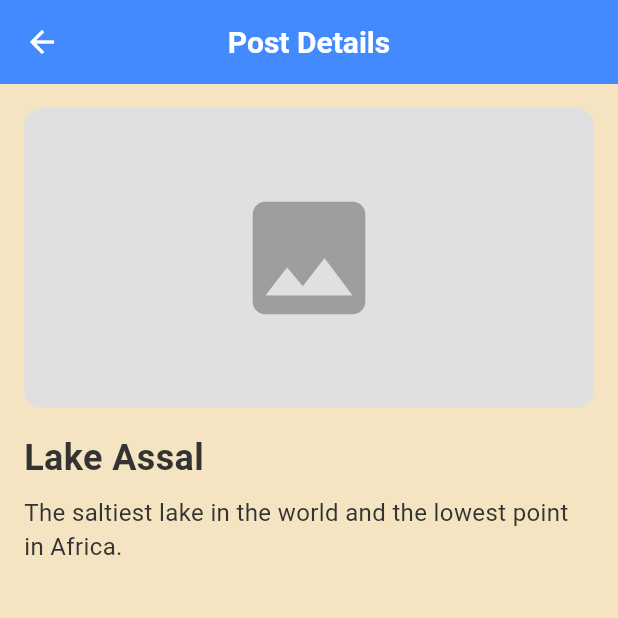
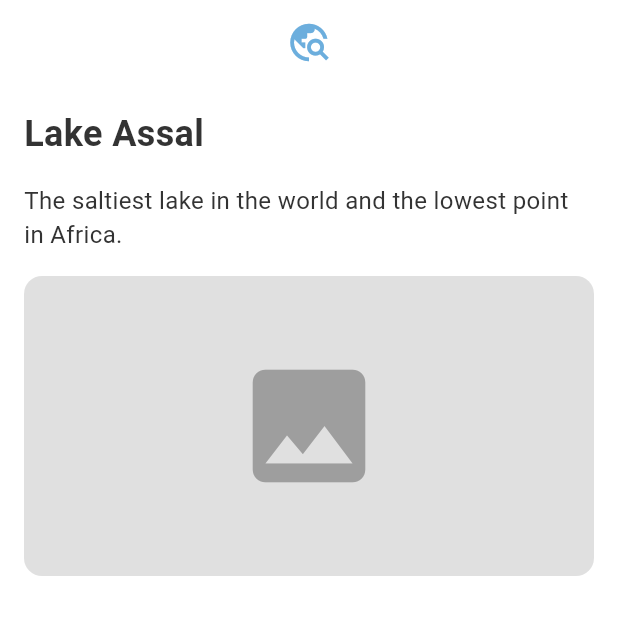
Before and after one commit to jabibamman/afarscape, a Flutter app: the screen it shows after launch, after a tap on "Lake Assal", on a phone screen of 412 x 824 dp, the top half of it. Run offline on Flutter 3.47's test engine with Material 3 defaults, Android fonts, the phone set to English and light mode, and no system bars; our stand-ins replace flutter_bloc, get_it.

Commit message:
feat(darktheme): Update app theme and post detail screen
Updated the application's light theme color scheme and added a dark theme. The scaffold background color now uses the surface color from the respective color schemes. AppBar, FloatingActionButton, CardTheme, and TextTheme colors have been updated to use the new lightColorScheme.

A darkColorScheme has been introduced in AppColors with corresponding updates in ThemeData for darkTheme.

In PostDetailScreen, replaced default AppBar with a custom one.

```diff
--- a/lib/core/theme/app_theme.dart
+++ b/lib/core/theme/app_theme.dart
@@ -2,14 +2,12 @@ import 'package:flutter/material.dart';
 import 'colors.dart';
 
 class DjiboutiTheme {
-  static const ColorScheme colorScheme = ColorScheme(
+  static const ColorScheme lightColorScheme = ColorScheme(
     brightness: Brightness.light,
     primary: AppColors.primary,
     onPrimary: AppColors.onPrimary,
     secondary: AppColors.secondary,
     onSecondary: AppColors.onSecondary,
-    background: AppColors.background,
-    onBackground: AppColors.onBackground,
     surface: AppColors.surface,
     onSurface: AppColors.onSurface,
     error: AppColors.error,
@@ -18,32 +16,66 @@ class DjiboutiTheme {
 
   static ThemeData get lightTheme => ThemeData(
     useMaterial3: true,
-    colorScheme: colorScheme,
-    scaffoldBackgroundColor: AppColors.background,
+    colorScheme: lightColorScheme,
+    scaffoldBackgroundColor: lightColorScheme.surface,
     appBarTheme: AppBarTheme(
-      backgroundColor: colorScheme.primary,
-      foregroundColor: colorScheme.onPrimary,
+      backgroundColor: lightColorScheme.primary,
+      foregroundColor: lightColorScheme.onPrimary,
     ),
     floatingActionButtonTheme: FloatingActionButtonThemeData(
-      backgroundColor: colorScheme.primary,
-      foregroundColor: colorScheme.onPrimary,
+      backgroundColor: lightColorScheme.primary,
+      foregroundColor: lightColorScheme.onPrimary,
     ),
     cardTheme: CardTheme(
-      color: colorScheme.surface,
+      color: lightColorScheme.surface,
       shadowColor: Colors.grey.withOpacity(0.2),
       elevation: 3,
     ),
     textTheme: TextTheme(
       bodyLarge: TextStyle(
-        color: colorScheme.onSurface,
+        color: lightColorScheme.onSurface,
         fontSize: 18,
       ),
       bodyMedium: TextStyle(
-        color: colorScheme.onSurface,
+        color: lightColorScheme.onSurface,
         fontSize: 16,
       ),
       titleLarge: TextStyle(
-        color: colorScheme.onSurface,
+        color: lightColorScheme.onSurface,
+        fontWeight: FontWeight.bold,
+        fontSize: 20,
+      ),
+    ),
+  );
+
+  static ThemeData get darkTheme => ThemeData(
+    useMaterial3: true,
+    colorScheme: AppColors.darkColorScheme,
+    scaffoldBackgroundColor: AppColors.darkColorScheme.surface,
+    appBarTheme: AppBarTheme(
+      backgroundColor: AppColors.darkColorScheme.primary,
+      foregroundColor: AppColors.darkColorScheme.onPrimary,
+    ),
+    floatingActionButtonTheme: FloatingActionButtonThemeData(
+      backgroundColor: AppColors.darkColorScheme.primary,
+      foregroundColor: AppColors.darkColorScheme.onPrimary,
+    ),
+    cardTheme: CardTheme(
+      color: AppColors.darkColorScheme.surface,
+      shadowColor: Colors.black.withOpacity(0.5),
+      elevation: 3,
+    ),
+    textTheme: TextTheme(
+      bodyLarge: TextStyle(
+        color: AppColors.darkColorScheme.onSurface,
+        fontSize: 18,
+      ),
+      bodyMedium: TextStyle(
+        color: AppColors.darkColorScheme.onSurface,
+        fontSize: 16,
+      ),
+      titleLarge: TextStyle(
+        color: AppColors.darkColorScheme.onSurface,
         fontWeight: FontWeight.bold,
         fontSize: 20,
       ),
--- a/lib/core/theme/colors.dart
+++ b/lib/core/theme/colors.dart
@@ -13,4 +13,16 @@ class AppColors {
   static const Color onSurface = Color(0xFF333333); // texte principal
   static const Color onBackground = Color(0xFF333333); // texte secondaire
   static const Color onError = Colors.white; // texte sur fond rouge
+
+  static const ColorScheme darkColorScheme = ColorScheme(
+    brightness: Brightness.dark,
+    primary: Color(0xFF3B82CC),
+    onPrimary: Colors.black,
+    secondary: Color(0xFF8DBF4F),
+    onSecondary: Colors.black,
+    surface: Color(0xFF2C2C2C),
+    onSurface: Colors.white,
+    error: Color(0xFFCF6679),
+    onError: Colors.black,
+  );
 }
--- a/lib/features/features/posts/presentation/screens/post_detail_screen.dart
+++ b/lib/features/features/posts/presentation/screens/post_detail_screen.dart
@@ -1,5 +1,6 @@
 import 'package:flutter/material.dart';
 import '../../domain/entities/post.dart';
+import '../widgets/custom_app_bar.dart';
 
 class PostDetailScreen extends StatelessWidget {
   final Post post;
@@ -9,29 +10,17 @@ class PostDetailScreen extends StatelessWidget {
   @override
   Widget build(BuildContext context) {
     return Scaffold(
-      appBar: AppBar(
-        title: const Text('Post Details'),
-        centerTitle: true,
-        backgroundColor: Colors.blueAccent,
-      ),
-      body: Padding(
+      body: CustomScrollView(
+        slivers: [
+          const CustomAppBar(),
+          SliverList(
+            delegate: SliverChildListDelegate(
+              [
+                Padding(
                   padding: const EdgeInsets.all(16.0),
                   child: Column(
                     crossAxisAlignment: CrossAxisAlignment.stretch,
                     children: [
-            Container(
-              height: 200,
-              decoration: BoxDecoration(
-                color: Colors.grey[300],
-                borderRadius: BorderRadius.circular(12),
-              ),
-              child: const Icon(
-                Icons.image,
-                size: 100,
-                color: Colors.grey,
-              ),
-            ),
-            const SizedBox(height: 16),
                       Text(
                         post.title,
                         style: const TextStyle(
@@ -39,13 +28,33 @@ class PostDetailScreen extends StatelessWidget {
                           fontWeight: FontWeight.bold,
                         ),
                       ),
-            const SizedBox(height: 8),
+                      const SizedBox(height: 16),
                       Text(
                         post.description,
                         style: const TextStyle(fontSize: 16),
                       ),
+                      const SizedBox(height: 16),
+                      Container(
+                        height: 200,
+                        decoration: BoxDecoration(
+                          color: Colors.grey[300],
+                          borderRadius: BorderRadius.circular(12),
+                        ),
+                        child: const Center(
+                          child: Icon(
+                            Icons.image,
+                            size: 100,
+                            color: Colors.grey,
+                          ),
+                        ),
+                      ),
                     ],
                   ),
+                ),
+              ],
+            ),
+          ),
+        ],
       ),
     );
   }
--- a/lib/features/features/posts/presentation/widgets/custom_app_bar.dart
+++ b/lib/features/features/posts/presentation/widgets/custom_app_bar.dart
@@ -5,16 +5,18 @@ class CustomAppBar extends StatelessWidget {
 
   @override
   Widget build(BuildContext context) {
-    return const SliverAppBar(
+    final colorScheme = Theme.of(context).colorScheme;
+
+    return SliverAppBar(
       floating: true,
       pinned: false,
-      backgroundColor: Colors.white,
+      backgroundColor: colorScheme.surface,
       elevation: 0,
       centerTitle: true,
       title: Icon(
         Icons.travel_explore,
         size: 30,
-        color: Colors.blueAccent,
+        color: colorScheme.primary,
       ),
     );
   }
--- a/lib/main.dart
+++ b/lib/main.dart
@@ -23,6 +23,8 @@ class Afarscape extends StatelessWidget {
       child: MaterialApp(
         title: 'Afarscape',
         theme: DjiboutiTheme.lightTheme,
+        darkTheme: DjiboutiTheme.darkTheme,
+        themeMode: ThemeMode.system,
         initialRoute: AppRouter.postList,
         onGenerateRoute: AppRouter.onGenerateRoute,
       ),
```
Lines whose indentation alone changed are shown as unchanged.
